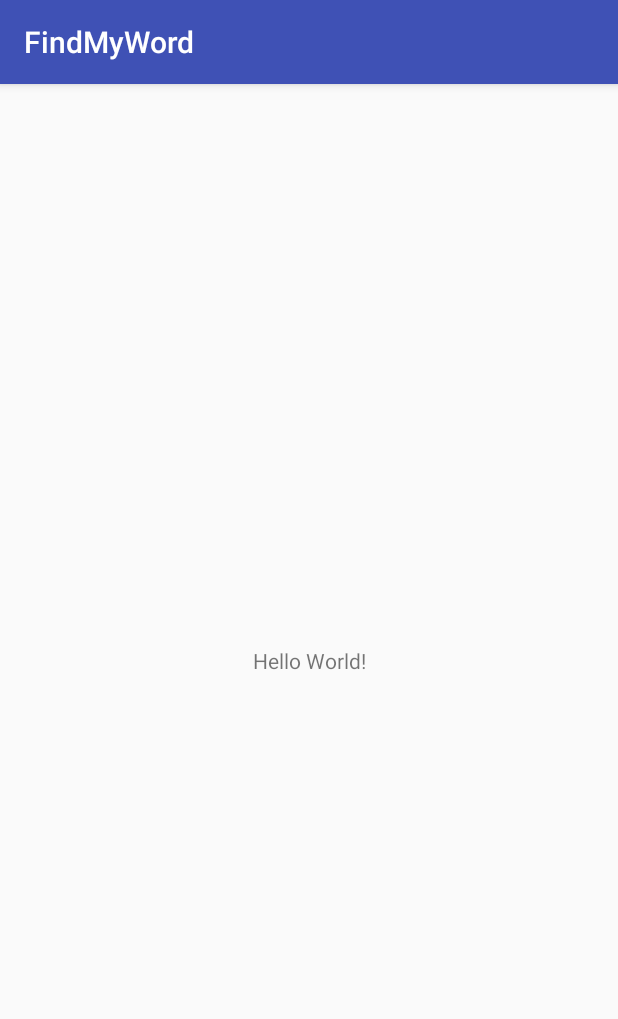
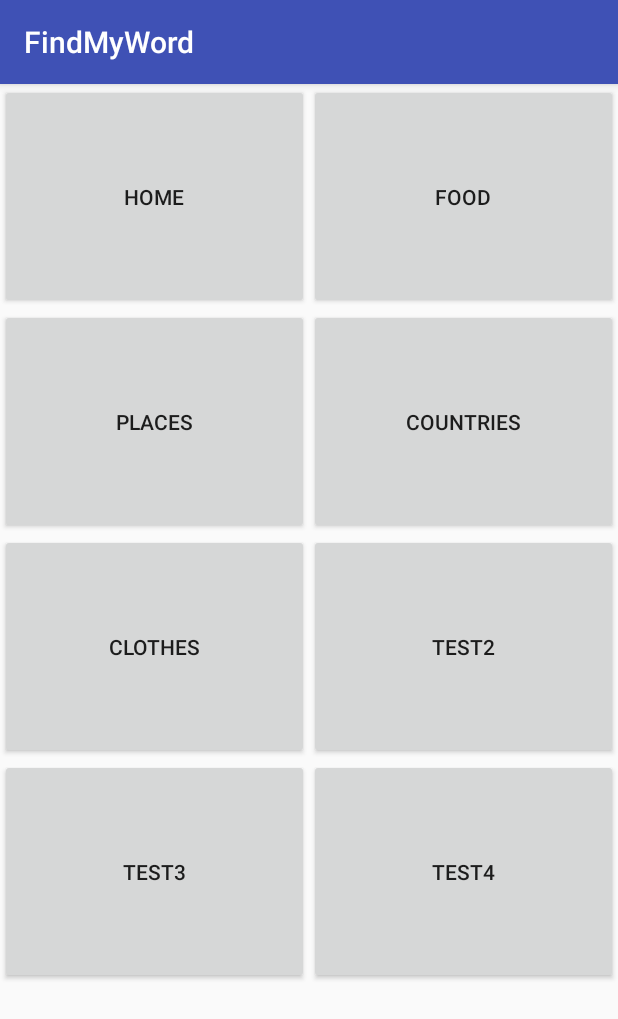
Before and after one commit to FilipHasson/DementiaHack, an Android app: the screen it shows after launch (MainActivity), on a phone screen of 412 x 824 dp. Shown: the top 1019 px of the screen. Run offline under Robolectric (Android 15) with nearby library versions, the light colour scheme and no system bars.

Commit message:
Implemented main menu with 8 pre-determined buttons, implemented blank dynamically generated submenus

```diff
--- a/FindMyWord/app/src/main/AndroidManifest.xml
+++ b/FindMyWord/app/src/main/AndroidManifest.xml
@@ -15,6 +15,7 @@
                 <category android:name="android.intent.category.LAUNCHER" />
             </intent-filter>
         </activity>
+        <activity android:name=".SubMenu"></activity>
     </application>
 
 </manifest>
--- a/FindMyWord/app/src/main/java/com/example/guestuser/findmyword/MainActivity.java
+++ b/FindMyWord/app/src/main/java/com/example/guestuser/findmyword/MainActivity.java
@@ -1,13 +1,32 @@
 package com.example.guestuser.findmyword;
 
+import android.content.Intent;
+import android.os.Bundle;
 import android.support.v7.app.AppCompatActivity;
-import android.os.Bundle;
+import android.view.View;
+import android.widget.TextView;
 
-public class MainActivity extends AppCompatActivity {
+public class MainActivity extends AppCompatActivity implements View.OnClickListener {
+    private static final String APP_NAME = "DailyFit";
+    private static final boolean DEBUG_FLAG = false;
+    private int numButtons = 8;
+    private static final String KEY_NAME = "category";
+
 
     @Override
     protected void onCreate(Bundle savedInstanceState) {
         super.onCreate(savedInstanceState);
         setContentView(R.layout.activity_main);
+        for (int i = 1; i <= numButtons; i++) {
+            (findViewById(getResources().getIdentifier("Button" + i, "id",this.getPackageName()))).setOnClickListener(this);
+        }
+    }
+
+    @Override
+    public void onClick(View v) {
+        Intent intent = new Intent(this,SubMenu.class);
+        String name = ((TextView) v.findViewById(v.getId())).getText().toString();
+        intent.putExtra(KEY_NAME,name);
+        startActivity(intent);
     }
 }
--- /dev/null
+++ b/FindMyWord/app/src/main/java/com/example/guestuser/findmyword/SubMenu.java
@@ -0,0 +1,15 @@
+package com.example.guestuser.findmyword;
+
+import android.support.v7.app.AppCompatActivity;
+import android.os.Bundle;
+
+public class SubMenu extends AppCompatActivity {
+
+    @Override
+    protected void onCreate(Bundle savedInstanceState) {
+        super.onCreate(savedInstanceState);
+        setContentView(R.layout.activity_sub_menu);
+        String category = getIntent().getStringExtra("category");
+        setTitle(category);
+    }
+}
--- a/FindMyWord/app/src/main/res/layout/activity_main.xml
+++ b/FindMyWord/app/src/main/res/layout/activity_main.xml
@@ -6,13 +6,102 @@
     android:layout_height="match_parent"
     tools:context="com.example.guestuser.findmyword.MainActivity">
 
-    <TextView
-        android:layout_width="wrap_content"
-        android:layout_height="wrap_content"
-        android:text="Hello World!"
-        app:layout_constraintBottom_toBottomOf="parent"
-        app:layout_constraintLeft_toLeftOf="parent"
-        app:layout_constraintRight_toRightOf="parent"
-        app:layout_constraintTop_toTopOf="parent" />
 
+    <ScrollView
+        android:layout_width="fill_parent"
+        android:layout_height="fill_parent"
+        tools:layout_editor_absoluteX="9dp"
+        tools:layout_editor_absoluteY="8dp">
+
+        <LinearLayout
+            android:id="@+id/LinearLayoutVertical"
+            android:layout_width="fill_parent"
+            android:layout_height="wrap_content"
+            android:layout_alignParentBottom="true"
+            android:orientation="vertical">
+
+            <LinearLayout
+                android:id="@+id/LinearLayoutHorizontal01"
+                android:layout_width="fill_parent"
+                android:layout_height="wrap_content"
+                android:layout_alignParentBottom="true">
+
+                <Button
+                    android:id="@+id/Button1"
+                    android:layout_width="0dp"
+                    android:layout_height="150dp"
+                    android:layout_weight="1"
+                    android:text="Home"></Button>
+
+                <Button
+                    android:id="@+id/Button2"
+                    android:layout_width="0dp"
+                    android:layout_height="150dp"
+                    android:layout_weight="1"
+                    android:text="Food"></Button>
+            </LinearLayout>
+            <LinearLayout
+                android:id="@+id/LinearLayoutHorizontal02"
+                android:layout_width="fill_parent"
+                android:layout_height="wrap_content"
+                android:layout_alignParentBottom="true">
+
+                <Button
+                    android:id="@+id/Button3"
+                    android:layout_width="0dp"
+                    android:layout_height="150dp"
+                    android:layout_weight="1"
+                    android:text="Places"></Button>
+
+                <Button
+                    android:id="@+id/Button4"
+                    android:layout_width="0dp"
+                    android:layout_height="150dp"
+                    android:layout_weight="1"
+                    android:text="Countries"></Button>
+            </LinearLayout>
+            <LinearLayout
+                android:id="@+id/LinearLayoutHorizontal03"
+                android:layout_width="fill_parent"
+                android:layout_height="wrap_content"
+                android:layout_alignParentBottom="true">
+
+                <Button
+                    android:id="@+id/Button5"
+                    android:layout_width="0dp"
+                    android:layout_height="150dp"
+                    android:layout_weight="1"
+                    android:text="Clothes"></Button>
+
+                <Button
+                    android:id="@+id/Button6"
+                    android:layout_width="0dp"
+                    android:layout_height="150dp"
+                    android:layout_weight="1"
+                    android:text="TEST2"></Button>
+            </LinearLayout>
+            <LinearLayout
+                android:id="@+id/LinearLayout05"
+                android:layout_width="fill_parent"
+                android:layout_height="wrap_content"
+                android:layout_alignParentBottom="true">
+
+                <Button
+                    android:id="@+id/Button7"
+                    android:layout_width="0dp"
+                    android:layout_height="150dp"
+                    android:layout_weight="1"
+                    android:text="TEST3"></Button>
+
+                <Button
+                    android:id="@+id/Button8"
+                    android:layout_width="0dp"
+                    android:layout_height="150dp"
+                    android:layout_weight="1"
+                    android:text="TEST4"></Button>
+            </LinearLayout>
+        </LinearLayout>
+
+
+    </ScrollView>
 </android.support.constraint.ConstraintLayout>
--- /dev/null
+++ b/FindMyWord/app/src/main/res/layout/activity_sub_menu.xml
@@ -0,0 +1,9 @@
+<?xml version="1.0" encoding="utf-8"?>
+<android.support.constraint.ConstraintLayout xmlns:android="http://schemas.android.com/apk/res/android"
+    xmlns:app="http://schemas.android.com/apk/res-auto"
+    xmlns:tools="http://schemas.android.com/tools"
+    android:layout_width="match_parent"
+    android:layout_height="match_parent"
+    tools:context="com.example.guestuser.findmyword.SubMenu">
+
+</android.support.constraint.ConstraintLayout>
```
